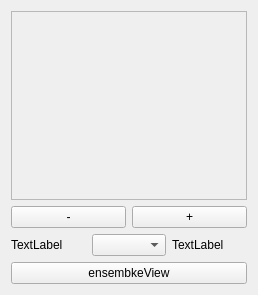
Old version of the form sources/main/viewer/viewarea.ui in the repository JvanKatwijk/qt-dab.
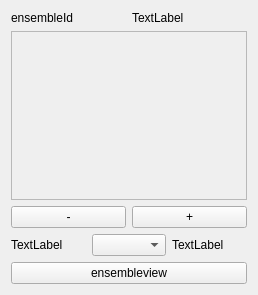
New version of the form. Custom widgets are drawn as their Qt base class.

What changed in the file:
```diff
--- a/sources/main/viewer/viewarea.ui
+++ b/sources/main/viewer/viewarea.ui
@@ -14,6 +14,27 @@
    <string>Frame</string>
   </property>
   <layout class="QVBoxLayout" name="verticalLayout">
+   <item>
+    <layout class="QHBoxLayout" name="horizontalLayout_3">
+     <item>
+      <widget class="clickablelabel" name="ensembleId">
+       <property name="toolTip">
+        <string>&lt;html&gt;&lt;head/&gt;&lt;body&gt;&lt;p&gt;The name of the ensemble. &lt;/p&gt;&lt;p&gt;Clicking with the left mouse button on the name controls the visibility of the so-called content table, a table showing details of the data in the current ensemble/&lt;/p&gt;&lt;p&gt;Clicking with the right mouse button on the name starts (or stops( dumping the raw input stream. The configuration and control window contains a selector, labeled &amp;quot;xml dump&amp;quot; that tells whether the dump should be in &amp;quot;.wav&amp;quot; or in &amp;quot;.uff&amp;quot; (xml) format. Both modes allow dumps larger than 4 Gb&lt;/p&gt;&lt;/body&gt;&lt;/html&gt;</string>
+       </property>
+       <property name="text">
+        <string>ensembleId</string>
+       </property>
+      </widget>
+     </item>
+     <item>
+      <widget class="QLabel" name="countryName">
+       <property name="text">
+        <string>TextLabel</string>
+       </property>
+      </widget>
+     </item>
+    </layout>
+   </item>
    <item>
     <widget class="QScrollArea" name="theWidget">
      <property name="widgetResizable">
@@ -25,7 +46,7 @@
         <x>0</x>
         <y>0</y>
         <width>238</width>
-        <height>172</height>
+        <height>145</height>
        </rect>
       </property>
      </widget>
@@ -73,7 +94,7 @@
    <item>
     <widget class="QPushButton" name="viewSelector">
      <property name="text">
-      <string>ensembkeView</string>
+      <string>ensembleview</string>
      </property>
     </widget>
    </item>
```
Left out of the diff: 21 changed lines with no effect on the pictures.
